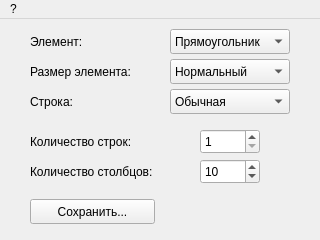
Before: the Qt Designer form mainwindow.ui in MegaSamuel/PatternDraw, drawn with Qt 5.
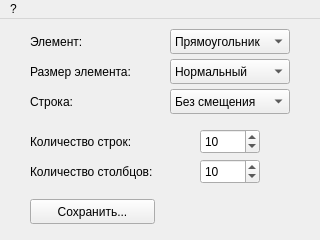
After: the same form once the commit is applied.

Commit message: ft-new-func : исправлены значения по умолчанию

```diff
--- a/mainwindow.ui
+++ b/mainwindow.ui
@@ -58,6 +58,9 @@
     <property name="maximum">
      <number>128</number>
     </property>
+    <property name="value">
+     <number>10</number>
+    </property>
    </widget>
    <widget class="QSpinBox" name="spinColumn">
     <property name="geometry">
@@ -157,7 +160,7 @@
     </property>
     <item>
      <property name="text">
-      <string>Обычная</string>
+      <string>Без смещения</string>
      </property>
     </item>
     <item>
```
Left out of the diff: 4 changed lines with no effect on the pictures. The commit also changes 2 other files.
